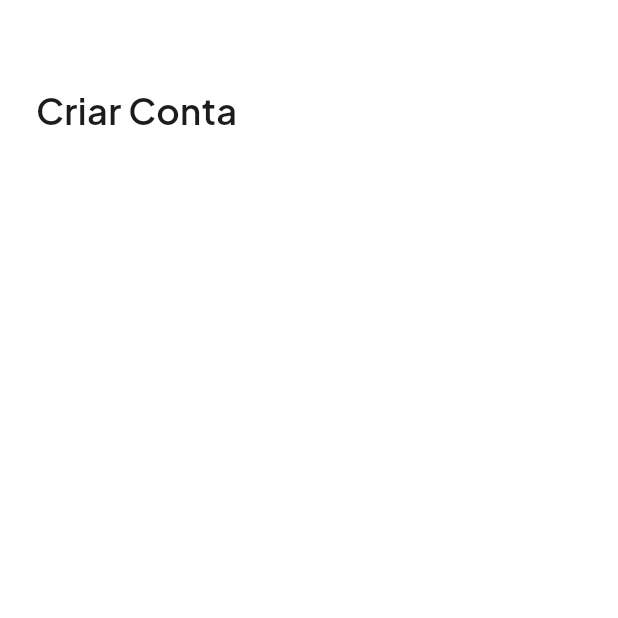
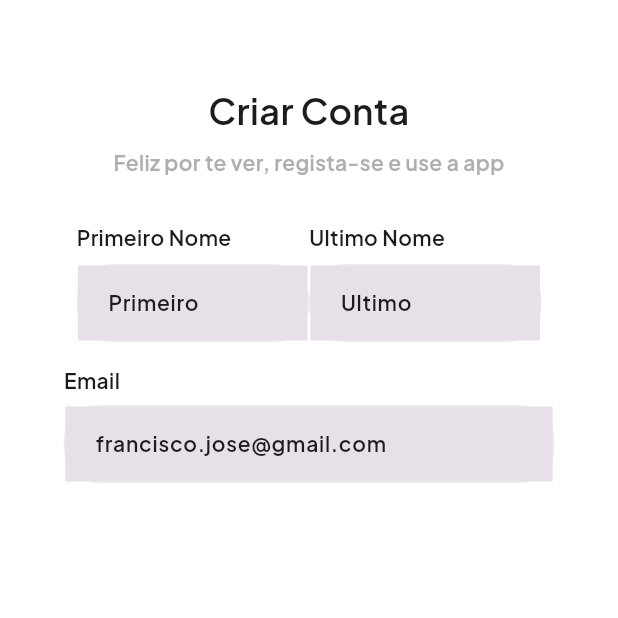
Before and after one commit to france00mf/my_health_app, a Flutter app: the RegisterView screen opened directly, on a phone screen of 412 x 824 dp, the top half of it. Run offline on Flutter 3.47's test engine with Material 3 defaults, Android fonts, the phone set to English and light mode, and no system bars; our stand-ins replace animate_do, firebase_auth, firebase_core, google_fonts, smooth_page_indicator; accounts and stored records are empty; statements that could not run were skipped.

Commit message:
add email field

```diff
--- /dev/null
+++ b/lib/core/presenters/components/primary_text_form_field.dart
@@ -0,0 +1,87 @@
+import 'package:flutter/material.dart';
+import 'package:flutter/services.dart';
+import 'package:google_fonts/google_fonts.dart';
+import 'package:my_health_app/core/app_constants/theme/theme.dart';
+
+// ignore: must_be_immutable
+class PrimaryTextFormField extends StatelessWidget {
+  PrimaryTextFormField(
+      {super.key,
+      required this.hintText,
+      this.keyboardType,
+      required this.controller,
+      required this.width,
+      required this.height,
+      this.hintTextColor,
+      this.onChanged,
+      this.onTapOutside,
+      this.prefixIcon,
+      this.prefixIconColor,
+      this.inputFormatters,
+      this.maxLines,
+      this.borderRadius});
+  final BorderRadiusGeometry? borderRadius;
+
+  final String hintText;
+
+  final List<TextInputFormatter>? inputFormatters;
+  Widget? prefixIcon;
+  Function(PointerDownEvent)? onTapOutside;
+  final Function(String)? onChanged;
+  final double width, height;
+  TextEditingController controller;
+  final Color? hintTextColor, prefixIconColor;
+  final TextInputType? keyboardType;
+  final int? maxLines;
+  @override
+  Widget build(BuildContext context) {
+    InputBorder enabledBorder = InputBorder.none;
+    InputBorder focusedErrorBorder = InputBorder.none;
+    InputBorder errorBorder = InputBorder.none;
+    InputBorder focusedBorder = InputBorder.none;
+
+    return Container(
+      width: width,
+      height: height,
+      decoration: BoxDecoration(
+          borderRadius: borderRadius,
+          color: AppColor.kBackground,
+          border: Border.all(color: AppColor.kLine)),
+      child: TextFormField(
+        controller: controller,
+        maxLines: maxLines,
+        keyboardType: keyboardType,
+        style: GoogleFonts.plusJakartaSans(
+                fontSize: 14,
+                fontWeight: FontWeight.w500,
+                color: AppColor.kWhite)
+            .copyWith(
+          color: AppColor.kGrayscaleDark100,
+        ),
+        decoration: InputDecoration(
+          contentPadding:
+              const EdgeInsets.symmetric(horizontal: 16, vertical: 15),
+          filled: true,
+          hintText: hintText,
+          hintStyle: GoogleFonts.plusJakartaSans(
+                  fontSize: 14,
+                  fontWeight: FontWeight.w500,
+                  color: AppColor.kWhite)
+              .copyWith(
+                  color: AppColor.kGrayscaleDark100,
+                  fontWeight: FontWeight.w600,
+                  fontSize: 14),
+          prefixIcon: prefixIcon,
+          prefixIconColor: prefixIconColor,
+          enabledBorder: enabledBorder,
+          focusedBorder: focusedBorder,
+          errorBorder: errorBorder,
+          focusedErrorBorder: focusedErrorBorder,
+        ),
+        onChanged: onChanged,
+        inputFormatters: inputFormatters,
+        onTapOutside: onTapOutside,
+      ),
+    );
+  }
+}
--- a/lib/presenter/view/auth/register/register_view.dart
+++ b/lib/presenter/view/auth/register/register_view.dart
@@ -2,6 +2,7 @@ import 'package:firebase_auth/firebase_auth.dart';
 import 'package:flutter/material.dart';
 import 'package:google_fonts/google_fonts.dart';
 import 'package:my_health_app/core/app_constants/theme/theme.dart';
+import 'package:my_health_app/core/presenters/components/primary_text_form_field.dart';
 
 class RegisterView extends StatefulWidget {
   const RegisterView({super.key});
@@ -22,7 +23,6 @@ class _RegisterViewState extends State<RegisterView> {
   @override
   Widget build(BuildContext context) {
     String name;
-
 
     return Scaffold(
       backgroundColor: AppColor.kWhite,
@@ -45,6 +45,100 @@ class _RegisterViewState extends State<RegisterView> {
                     fontWeight: FontWeight.w600,
                     fontSize: 24)
             ),
+            const SizedBox(height: 8),
+            Text('Feliz por te ver, regista-se e use a app',
+            textAlign: TextAlign.center,
+            style: GoogleFonts.plusJakartaSans(
+                        fontSize: 14,
+                        fontWeight: FontWeight.w500,
+                        color: AppColor.kWhite)
+                    .copyWith(
+                        color: AppColor.kGrayscale40,
+                        fontWeight: FontWeight.w600,
+                        fontSize: 14),
+            ),
+            const SizedBox(height: 30),
+            Row(
+              mainAxisAlignment: MainAxisAlignment.center,
+              children: [
+                Column(
+                  crossAxisAlignment: CrossAxisAlignment.start,
+                  children: [
+                    Text('Primeiro Nome',
+                    style: GoogleFonts.plusJakartaSans(
+                                fontSize: 14,
+                                fontWeight: FontWeight.w500,
+                                color: AppColor.kWhite)
+                            .copyWith(
+                                color: AppColor.kGrayscaleDark100,
+                                fontWeight: FontWeight.w600,
+                                fontSize: 14),
+                    ),
+                    const SizedBox(height: 8,),
+                    PrimaryTextFormField(
+                      borderRadius: BorderRadius.circular(24),
+                      hintText: 'Primeiro',
+                      controller: firstName,
+                      width: 155,
+                      height: 52
+                    )
+                  ]
+                ),
+                Column(
+                  crossAxisAlignment: CrossAxisAlignment.start,
+                  children: [
+                    Text('Ultimo Nome',
+                           style: GoogleFonts.plusJakartaSans(
+                                fontSize: 14,
+                                fontWeight: FontWeight.w500,
+                                color: AppColor.kWhite)
+                            .copyWith(
+                                color: AppColor.kGrayscaleDark100,
+                                fontWeight: FontWeight.w600,
+                                fontSize: 14),
+                    ),
+
+                  const SizedBox(
+                    height: 8,
+                  ),
+                  PrimaryTextFormField(
+                    borderRadius: BorderRadius.circular(24),
+                    hintText: 'Ultimo',
+                    controller: listName,
+                    width: 155,
+                    height: 52
+                  )
+                  ]
+                )
+              ]
+            ),
+
+            SizedBox(
+              height: 15,
+            ),
+            Column(
+              crossAxisAlignment: CrossAxisAlignment.start,
+              children: [
+                  Text("Email",
+                          style: GoogleFonts.plusJakartaSans(
+                            fontSize: 14,
+                            fontWeight: FontWeight.w500,
+                            color: AppColor.kWhite)
+                        .copyWith(
+                            color: AppColor.kGrayscaleDark100,
+                            fontWeight: FontWeight.w600,
+                            fontSize: 14),
+                  ),
+                  const SizedBox(height: 7,),
+                   PrimaryTextFormField(
+                      borderRadius: BorderRadius.circular(24),
+                      hintText: 'francisco.jose@gmail.com',
+                      controller: emailController,
+                      width: 327,
+                      height: 52),
+              ],
+            )
+
           ],
         ),
       ),
```
